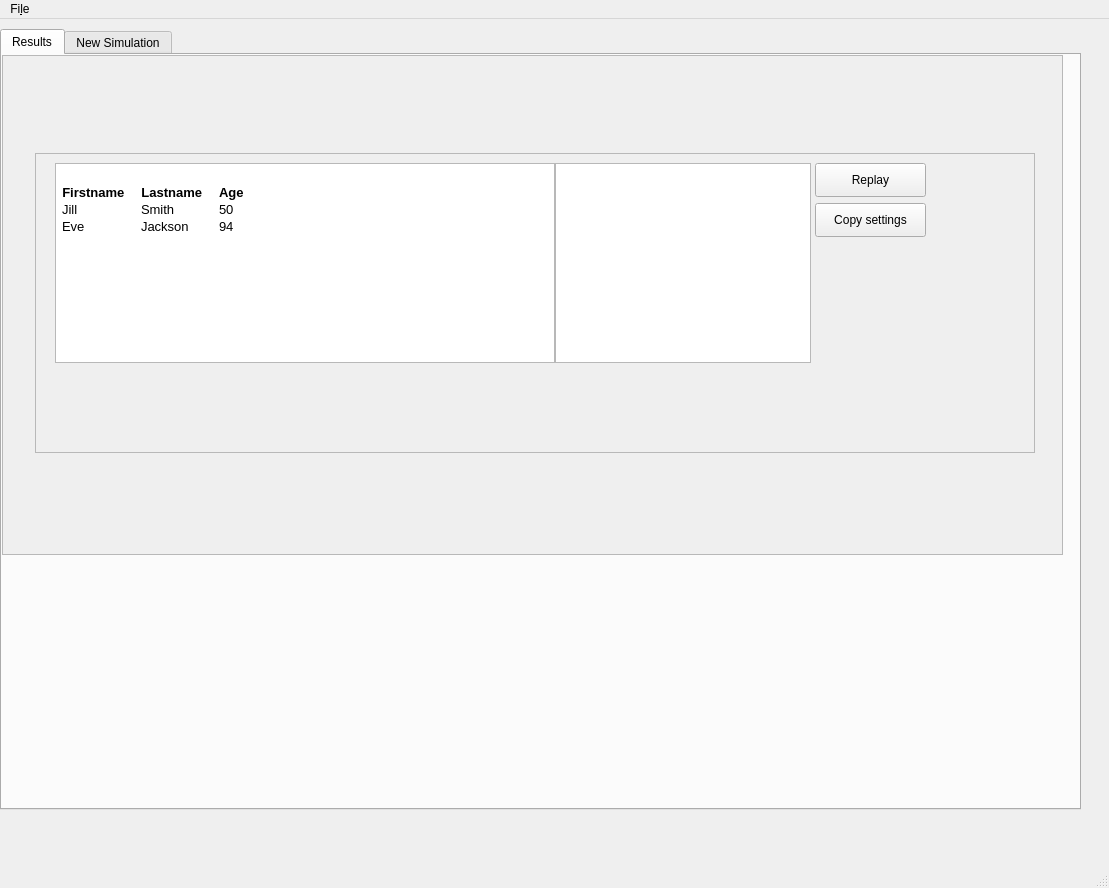
This is entropy/gui_files/simmer.ui in Elmosnewshoes/Stigmergy as Qt 5 draws it before an edit. The edited form follows.
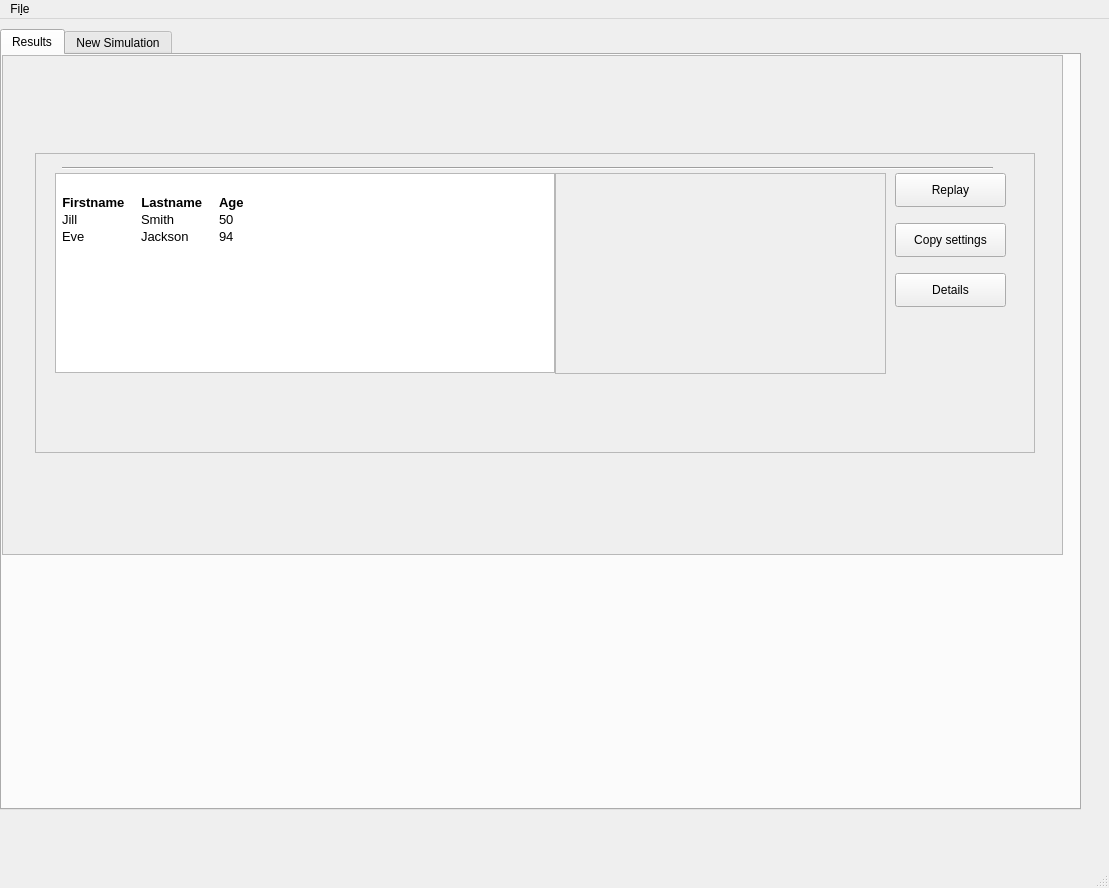
This is the edited form. Icons and pictures are not drawn.

Patch:
```diff
--- a/entropy/gui_files/simmer.ui
+++ b/entropy/gui_files/simmer.ui
@@ -144,7 +144,7 @@
              <property name="geometry">
               <rect>
                <x>20</x>
-               <y>10</y>
+               <y>20</y>
                <width>500</width>
                <height>200</height>
               </rect>
@@ -188,24 +188,15 @@
 &lt;td&gt;
 &lt;p style=&quot; margin-top:0px; margin-bottom:0px; margin-left:0px; margin-right:0px; -qt-block-indent:0; text-indent:0px;&quot;&gt;Jackson    &lt;/p&gt;&lt;/td&gt;
 &lt;td&gt;
-&lt;p style=&quot; margin-top:0px; margin-bottom:0px; margin-left:0px; margin-right:0px; -qt-block-indent:0; text-indent:0px;&quot;&gt;94  &lt;/p&gt;&lt;/td&gt;&lt;/tr&gt;&lt;/table&gt;&lt;/body&gt;&lt;/html&gt;</string>
-             </property>
-            </widget>
-            <widget class="QGraphicsView" name="entropy_plot">
-             <property name="geometry">
-              <rect>
-               <x>520</x>
-               <y>10</y>
-               <width>256</width>
-               <height>200</height>
-              </rect>
+&lt;p style=&quot; margin-top:0px; margin-bottom:0px; margin-left:0px; margin-right:0px; -qt-block-indent:0; text-indent:0px;&quot;&gt;94  &lt;/p&gt;&lt;/td&gt;&lt;/tr&gt;&lt;/table&gt;
+&lt;p style=&quot;-qt-paragraph-type:empty; margin-top:0px; margin-bottom:0px; margin-left:0px; margin-right:0px; -qt-block-indent:0; text-indent:0px;&quot;&gt;&lt;br /&gt;&lt;/p&gt;&lt;/body&gt;&lt;/html&gt;</string>
              </property>
             </widget>
             <widget class="QPushButton" name="replay_button">
              <property name="geometry">
               <rect>
-               <x>780</x>
-               <y>10</y>
+               <x>860</x>
+               <y>20</y>
                <width>111</width>
                <height>34</height>
               </rect>
@@ -217,8 +208,8 @@
             <widget class="QPushButton" name="copy_button">
              <property name="geometry">
               <rect>
-               <x>780</x>
-               <y>50</y>
+               <x>860</x>
+               <y>70</y>
                <width>111</width>
                <height>34</height>
               </rect>
@@ -227,6 +218,51 @@
               <string>Copy settings</string>
              </property>
             </widget>
+            <widget class="QFrame" name="frame">
+             <property name="geometry">
+              <rect>
+               <x>520</x>
+               <y>20</y>
+               <width>331</width>
+               <height>201</height>
+              </rect>
+             </property>
+             <property name="styleSheet">
+              <string notr="true">image: url(:/home/bram/ANTS/Notebooks/gauss_test.eps);</string>
+             </property>
+             <property name="frameShape">
+              <enum>QFrame::StyledPanel</enum>
+             </property>
+             <property name="frameShadow">
+              <enum>QFrame::Raised</enum>
+             </property>
+            </widget>
+            <widget class="QPushButton" name="details_button">
+             <property name="geometry">
+              <rect>
+               <x>860</x>
+               <y>120</y>
+               <width>111</width>
+               <height>34</height>
+              </rect>
+             </property>
+             <property name="text">
+              <string>Details</string>
+             </property>
+            </widget>
+            <widget class="Line" name="line">
+             <property name="geometry">
+              <rect>
+               <x>27</x>
+               <y>5</y>
+               <width>931</width>
+               <height>21</height>
+              </rect>
+             </property>
+             <property name="orientation">
+              <enum>Qt::Horizontal</enum>
+             </property>
+            </widget>
            </widget>
           </item>
          </layout>
```
Left out of the diff: 4 changed lines with no effect on the pictures.
